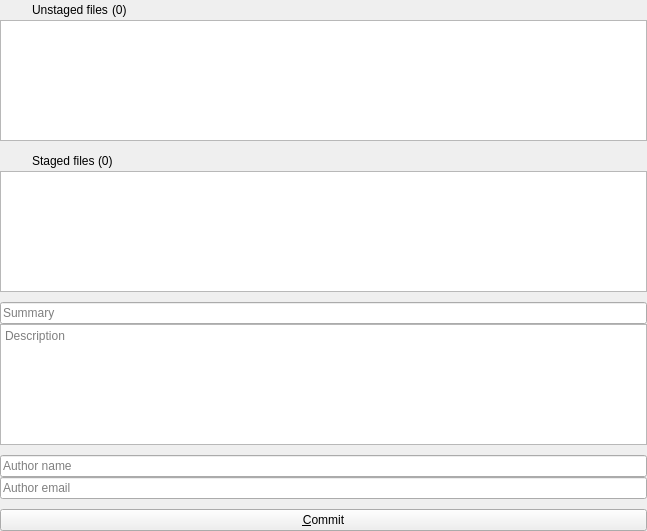
The window that CommitWidget.ui (francescmm/GitQlient) describes before a commit, drawn with Qt 5.
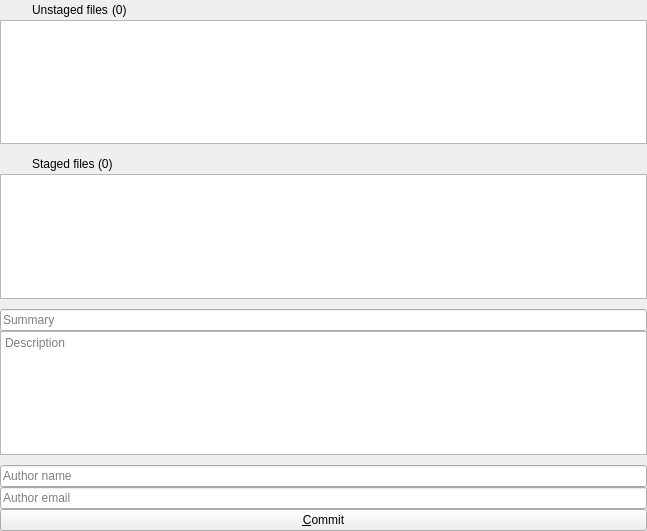
The same window after the commit. Icons and pictures are not drawn.

Commit message: Removing space

What changed in the file:
```diff
--- a/CommitWidget.ui
+++ b/CommitWidget.ui
@@ -328,22 +328,6 @@
      </property>
     </widget>
    </item>
-   <item>
-    <spacer name="verticalSpacer">
-     <property name="orientation">
-      <enum>Qt::Vertical</enum>
-     </property>
-     <property name="sizeType">
-      <enum>QSizePolicy::Fixed</enum>
-     </property>
-     <property name="sizeHint" stdset="0">
-      <size>
-       <width>20</width>
-       <height>10</height>
-      </size>
-     </property>
-    </spacer>
-   </item>
    <item>
     <widget class="QPushButton" name="pbCommit">
      <property name="toolTip">
```
